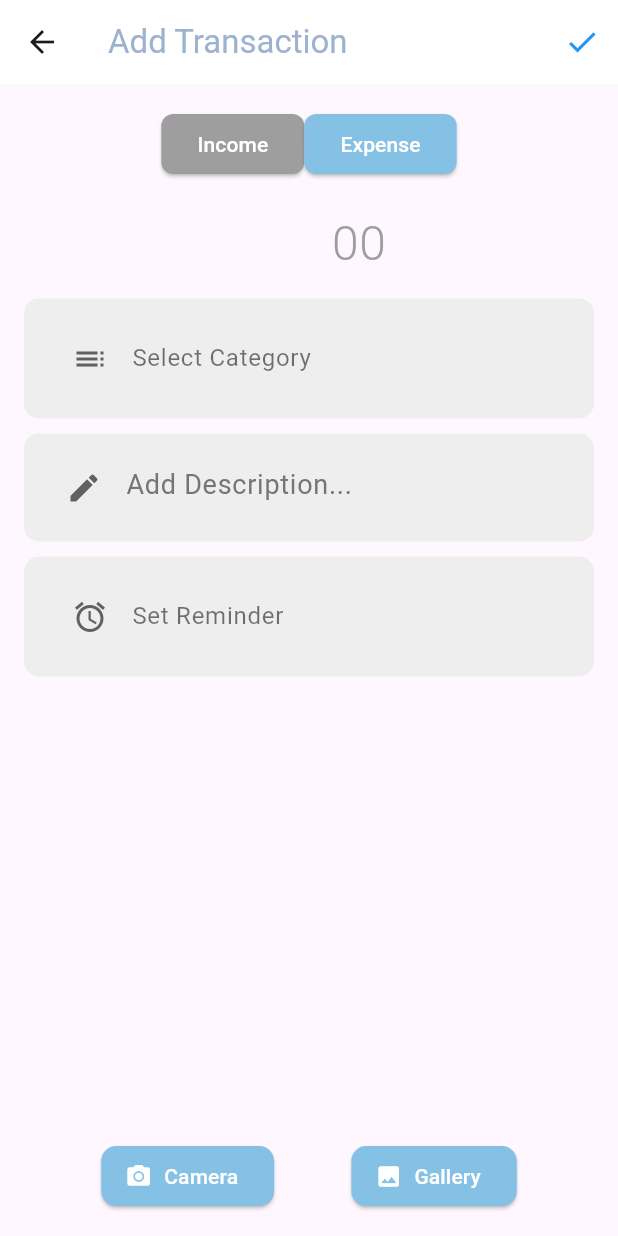
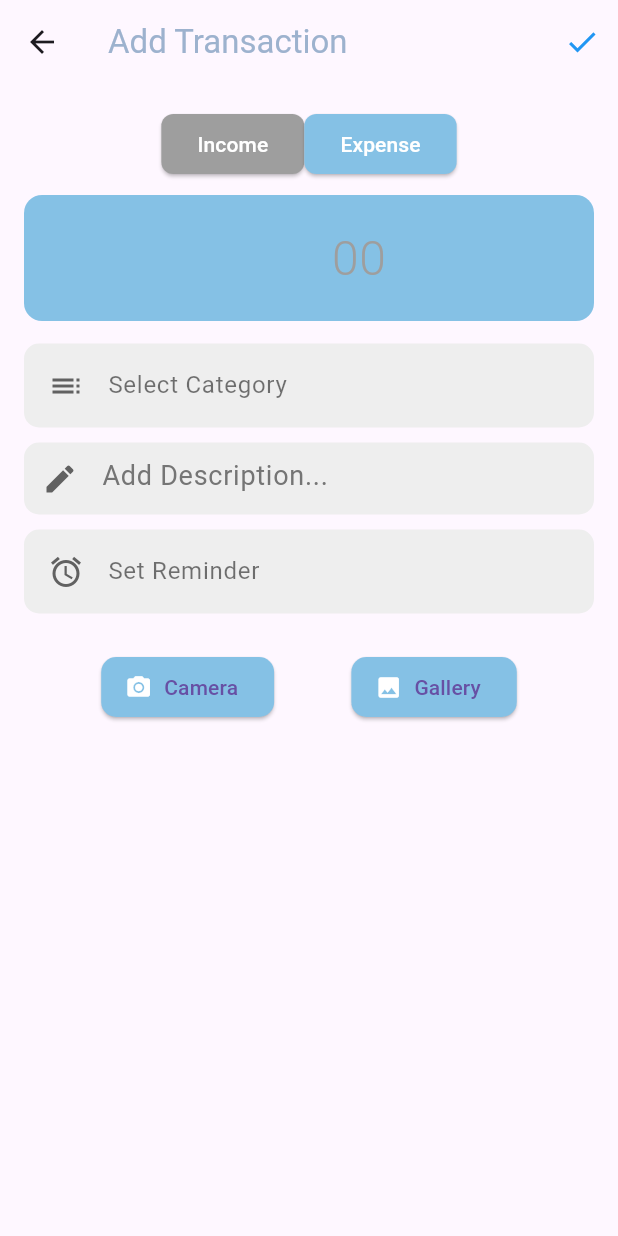
Before and after one commit to Fynaura/fynaura, a Flutter app: the screen it shows after launch, after a tap on "Go to Add Transaction", on a phone screen of 412 x 824 dp. Run offline on Flutter 3.47's test engine with Material 3 defaults, Android fonts, the phone set to English and light mode, and no system bars; our stand-ins replace image_picker, shared_preferences.

Commit message:
reminder

```diff
--- a/lib/temporary_home_page.dart
+++ b/lib/temporary_home_page.dart
@@ -20,7 +20,7 @@ class TemporaryHomePage extends StatelessWidget {
           onPressed: () {
             Navigator.push(
               context,
-              MaterialPageRoute(builder: (context) => TransactionDetailPage()),
+              MaterialPageRoute(builder: (context) => TransactionDetailsPage()),
             );
           },
           child: Text('Go to Add Transaction'),
--- a/lib/transaction_detail_page.dart
+++ b/lib/transaction_detail_page.dart
@@ -1,34 +1,71 @@
 import 'package:flutter/material.dart';
-import 'package:fynaura/transaction_category_page.dart';
+import 'package:intl/intl.dart';
+import 'package:image_picker/image_picker.dart';
+import 'transaction_category_page.dart';
 
-class TransactionDetailPage extends StatefulWidget {
+class TransactionDetailsPage extends StatefulWidget {
   @override
-  _TransactionDetailPageState createState() => _TransactionDetailPageState();
+  _TransactionDetailsPageState createState() => _TransactionDetailsPageState();
 }
 
-class _TransactionDetailPageState extends State<TransactionDetailPage> {
+class _TransactionDetailsPageState extends State<TransactionDetailsPage> {
   bool isExpense = true;
   String selectedCategory = "Select Category";
   TextEditingController amountController = TextEditingController();
   TextEditingController descriptionController = TextEditingController();
   DateTime selectedDate = DateTime.now();
   bool reminder = false;
+  final ImagePicker _picker = ImagePicker();
+
+  @override
+  void dispose() {
+    amountController.dispose();
+    descriptionController.dispose();
+    super.dispose();
+  }
+
+  void addTransaction() {
+    if (amountController.text.isEmpty) {
+      ScaffoldMessenger.of(context).showSnackBar(SnackBar(
+        content: Text("Please enter an amount"),
+      ));
+      return;
+    }
+    if (selectedCategory == "Select Category") {
+      ScaffoldMessenger.of(context).showSnackBar(SnackBar(
+        content: Text("Please select a category"),
+      ));
+      return;
+    }
+
+    ScaffoldMessenger.of(context).showSnackBar(SnackBar(
+      content: Text('Transaction Added Successfully'),
+    ));
+    resetFields();
+  }
+
+  void resetFields() {
+    amountController.clear();
+    descriptionController.clear();
+    selectedCategory = "Select Category";
+    reminder = false;
+    selectedDate = DateTime.now();
+  }
+
+  void pickImage(ImageSource source) async {
+    final pickedImage = await _picker.pickImage(source: source);
+    // Process picked image here (e.g., upload or store)
+  }
 
   @override
   Widget build(BuildContext context) {
     return Scaffold(
       appBar: AppBar(
         title: Text('Add Transaction', style: TextStyle(color: Color(0xFF9DB2CE))),
-        backgroundColor: Colors.white,
         actions: [
           IconButton(
             icon: Icon(Icons.check, color: Colors.blue),
-            onPressed: () {
-              // Add transaction logic (e.g., save data)
-              ScaffoldMessenger.of(context).showSnackBar(
-                SnackBar(content: Text("Transaction Added Successfully")),
-              );
-            },
+            onPressed: addTransaction,
           ),
         ],
       ),
@@ -44,19 +81,28 @@ class _TransactionDetailPageState extends State<TransactionDetailPage> {
               ],
             ),
             SizedBox(height: 10),
-            buildModernAmountField(),
+            Container(
+              decoration: BoxDecoration(
+                color: Color(0xFF85C1E5),
+                borderRadius: BorderRadius.circular(12),
+              ),
+              child: Padding(
+                padding: const EdgeInsets.symmetric(horizontal: 16.0, vertical: 10),
+                child: buildModernAmountField(),
+              ),
+            ),
+            SizedBox(height: 10),
             buildModernOptionTile("Category", Icons.toc, selectedCategory, context, true),
             buildModernDescriptionField(),
-            // Show "Set Reminder" only for expenses
-            if (isExpense) buildModernOptionTile("Set Reminder", Icons.alarm, reminder ? "Reminder Set" : "Set Reminder", context, false),
-            Spacer(),
-            Row(
-              mainAxisAlignment: MainAxisAlignment.spaceEvenly,
-              children: [
-                buildCameraGalleryButton("Camera", Icons.camera_alt, Color(0xFF85C1E5)),
-                buildCameraGalleryButton("Gallery", Icons.photo, Color(0xFF85C1E5)),
-              ],
+            if (isExpense) buildModernOptionTile(
+              "Set Reminder",
+              Icons.alarm,
+              reminder ? DateFormat('MMMM d, y').format(selectedDate) : "Set Reminder",
+              context,
+              false,
             ),
+            SizedBox(height: 20),
+            buildCameraGalleryButtons(),
           ],
         ),
       ),
@@ -65,7 +111,12 @@ class _TransactionDetailPageState extends State<TransactionDetailPage> {
 
   Widget buildToggleButton(String text, bool selected) {
     return ElevatedButton(
-      onPressed: () => setState(() => isExpense = text == "Expense"),
+      onPressed: () {
+        setState(() {
+          isExpense = text == "Expense";
+          selectedCategory = "Select Category";
+        });
+      },
       child: Text(text),
       style: ElevatedButton.styleFrom(
         backgroundColor: selected ? Color(0xFF85C1E5) : Colors.grey,
@@ -97,7 +148,6 @@ class _TransactionDetailPageState extends State<TransactionDetailPage> {
 
   Widget buildModernDescriptionField() {
     return Container(
-      padding: EdgeInsets.symmetric(horizontal: 16, vertical: 12),
       margin: EdgeInsets.symmetric(vertical: 5),
       decoration: BoxDecoration(
         color: Colors.grey.shade200,
@@ -112,16 +162,12 @@ class _TransactionDetailPageState extends State<TransactionDetailPage> {
           prefixIcon: Icon(Icons.edit, color: Colors.grey.shade700),
         ),
         style: TextStyle(fontSize: 18),
-        onChanged: (value) {
-          setState(() {});
-        },
       ),
     );
   }
 
   Widget buildModernOptionTile(String title, IconData icon, String hint, BuildContext context, bool isCategory) {
     return Container(
-      padding: EdgeInsets.symmetric(horizontal: 16, vertical: 12),
       margin: EdgeInsets.symmetric(vertical: 5),
       decoration: BoxDecoration(
         color: Colors.grey.shade200,
@@ -137,7 +183,7 @@ class _TransactionDetailPageState extends State<TransactionDetailPage> {
               MaterialPageRoute(builder: (context) => TransactionCategoryPage(isExpense: isExpense)),
             );
             if (result != null) {
-              setState(() => selectedCategory = result);
+              setState(() => selectedCategory = result as String);
             }
           } else if (title == "Set Reminder") {
             final date = await showDatePicker(
@@ -151,6 +197,10 @@ class _TransactionDetailPageState extends State<TransactionDetailPage> {
                 selectedDate = date;
                 reminder = true;
               });
+            } else {
+              setState(() {
+                reminder = false;
+              });
             }
           }
         },
@@ -158,18 +208,33 @@ class _TransactionDetailPageState extends State<TransactionDetailPage> {
     );
   }
 
-  Widget buildCameraGalleryButton(String title, IconData icon, Color color) {
-    return ElevatedButton.icon(
-      onPressed: () {},
-      icon: Icon(icon, color: Colors.white),
-      label: Text(title),
-      style: ElevatedButton.styleFrom(
-        backgroundColor: color,
-        foregroundColor: Colors.white,
-        shape: RoundedRectangleBorder(
-          borderRadius: BorderRadius.circular(10),
+  Widget buildCameraGalleryButtons() {
+    return Row(
+      mainAxisAlignment: MainAxisAlignment.spaceEvenly,
+      children: [
+        ElevatedButton.icon(
+          onPressed: () => pickImage(ImageSource.camera),
+          icon: Icon(Icons.camera_alt, color: Colors.white),
+          label: Text("Camera"),
+          style: ElevatedButton.styleFrom(
+            backgroundColor: Color(0xFF85C1E5),
+            shape: RoundedRectangleBorder(
+              borderRadius: BorderRadius.circular(10),
+            ),
+          ),
         ),
-      ),
+        ElevatedButton.icon(
+          onPressed: () => pickImage(ImageSource.gallery),
+          icon: Icon(Icons.photo, color: Colors.white),
+          label: Text("Gallery"),
+          style: ElevatedButton.styleFrom(
+            backgroundColor: Color(0xFF85C1E5),
+            shape: RoundedRectangleBorder(
+              borderRadius: BorderRadius.circular(10),
+            ),
+          ),
+        ),
+      ],
     );
   }
 }
--- a/pubspec.yaml
+++ b/pubspec.yaml
@@ -30,7 +30,8 @@ environment:
 dependencies:
   flutter:
     sdk: flutter
-
+  intl: ^0.17.0
+  shared_preferences: ^2.3.3
 
   # The following adds the Cupertino Icons font to your application.
   # Use with the CupertinoIcons class for iOS style icons.
@@ -42,6 +43,8 @@ dev_dependencies:
   flutter_test:
     sdk: flutter
   flutter_launcher_icons: "^0.14.2"
+
+
 
 flutter_launcher_icons:
   android: "launcher_icon"
```
Also changed, not shown: lib/transaction_category_page.dart (+58 -22 lines), pubspec.lock, 1 other file.
